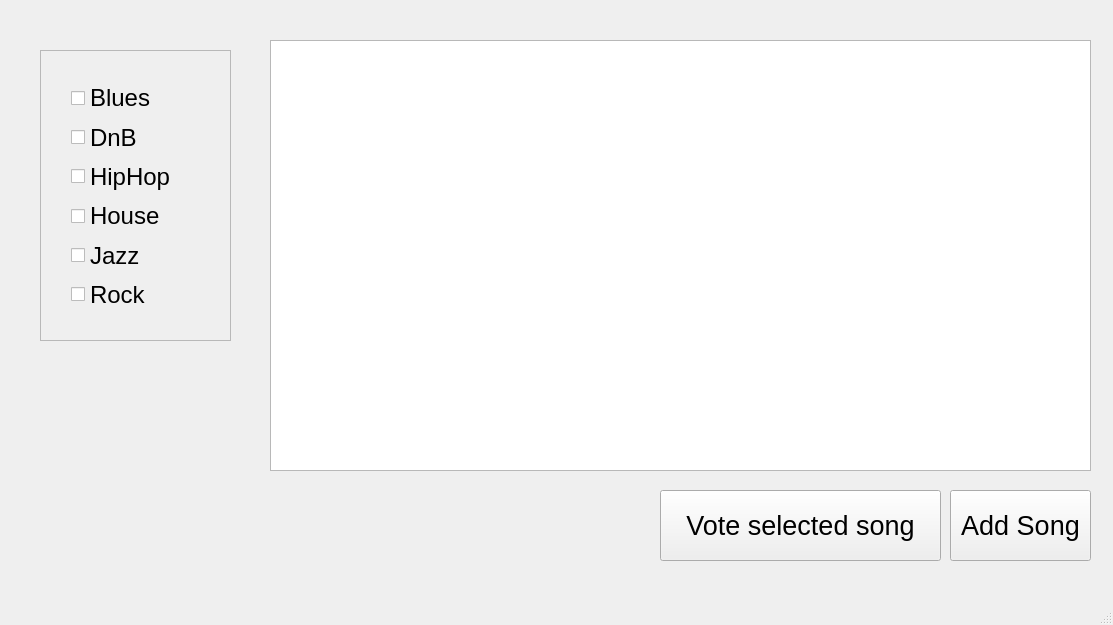
The window that TopMusic/songswindow.ui (raresChelariu/TopMusic) describes before a commit, drawn with Qt 5.
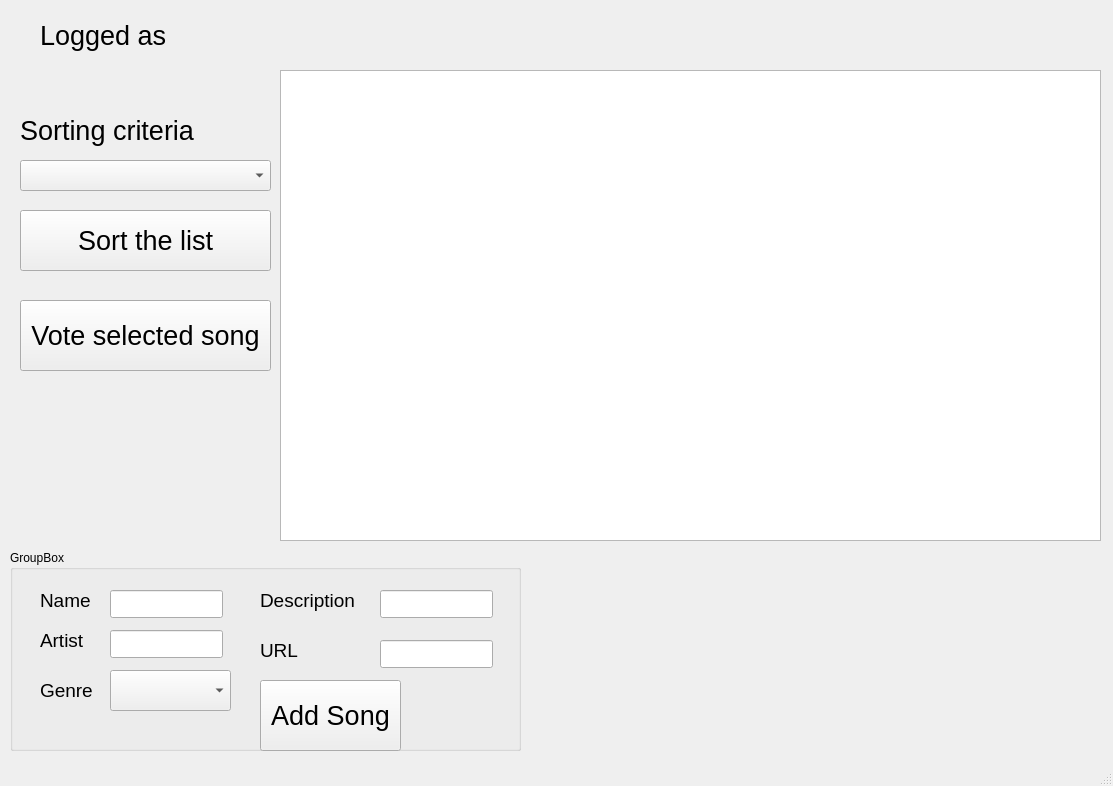
The same window after the commit.

```diff
--- a/TopMusic/songswindow.ui
+++ b/TopMusic/songswindow.ui
@@ -7,7 +7,7 @@
     <x>0</x>
     <y>0</y>
     <width>1113</width>
-    <height>625</height>
+    <height>786</height>
    </rect>
   </property>
   <property name="windowTitle">
@@ -17,37 +17,19 @@
    <widget class="QTableWidget" name="tableSongs">
     <property name="geometry">
      <rect>
-      <x>270</x>
-      <y>40</y>
+      <x>280</x>
+      <y>70</y>
       <width>821</width>
-      <height>431</height>
+      <height>471</height>
      </rect>
     </property>
    </widget>
-   <widget class="QPushButton" name="btnAddSong">
-    <property name="geometry">
-     <rect>
-      <x>950</x>
-      <y>490</y>
-      <width>141</width>
-      <height>71</height>
-     </rect>
-    </property>
-    <property name="font">
-     <font>
-      <pointsize>20</pointsize>
-     </font>
-    </property>
-    <property name="text">
-     <string>Add Song</string>
-    </property>
-   </widget>
    <widget class="QPushButton" name="btnVote">
     <property name="geometry">
      <rect>
-      <x>660</x>
-      <y>490</y>
-      <width>281</width>
+      <x>20</x>
+      <y>300</y>
+      <width>251</width>
       <height>71</height>
      </rect>
     </property>
@@ -60,112 +42,240 @@
      <string>Vote selected song</string>
     </property>
    </widget>
-   <widget class="QScrollArea" name="scrollArea">
+   <widget class="QGroupBox" name="groupBox">
+    <property name="geometry">
+     <rect>
+      <x>10</x>
+      <y>550</y>
+      <width>511</width>
+      <height>201</height>
+     </rect>
+    </property>
+    <property name="title">
+     <string>GroupBox</string>
+    </property>
+    <widget class="QPushButton" name="btnAddSong">
+     <property name="geometry">
+      <rect>
+       <x>250</x>
+       <y>130</y>
+       <width>141</width>
+       <height>71</height>
+      </rect>
+     </property>
+     <property name="font">
+      <font>
+       <pointsize>20</pointsize>
+      </font>
+     </property>
+     <property name="text">
+      <string>Add Song</string>
+     </property>
+    </widget>
+    <widget class="QLabel" name="label">
+     <property name="geometry">
+      <rect>
+       <x>30</x>
+       <y>30</y>
+       <width>91</width>
+       <height>41</height>
+      </rect>
+     </property>
+     <property name="font">
+      <font>
+       <pointsize>14</pointsize>
+      </font>
+     </property>
+     <property name="text">
+      <string>Name</string>
+     </property>
+    </widget>
+    <widget class="QLineEdit" name="leName">
+     <property name="geometry">
+      <rect>
+       <x>100</x>
+       <y>40</y>
+       <width>113</width>
+       <height>28</height>
+      </rect>
+     </property>
+    </widget>
+    <widget class="QLineEdit" name="leArtist">
+     <property name="geometry">
+      <rect>
+       <x>100</x>
+       <y>80</y>
+       <width>113</width>
+       <height>28</height>
+      </rect>
+     </property>
+    </widget>
+    <widget class="QLabel" name="label_2">
+     <property name="geometry">
+      <rect>
+       <x>30</x>
+       <y>70</y>
+       <width>91</width>
+       <height>41</height>
+      </rect>
+     </property>
+     <property name="font">
+      <font>
+       <pointsize>14</pointsize>
+      </font>
+     </property>
+     <property name="text">
+      <string>Artist</string>
+     </property>
+    </widget>
+    <widget class="QLabel" name="label_3">
+     <property name="geometry">
+      <rect>
+       <x>30</x>
+       <y>120</y>
+       <width>91</width>
+       <height>41</height>
+      </rect>
+     </property>
+     <property name="font">
+      <font>
+       <pointsize>14</pointsize>
+      </font>
+     </property>
+     <property name="text">
+      <string>Genre</string>
+     </property>
+    </widget>
+    <widget class="QLabel" name="label_4">
+     <property name="geometry">
+      <rect>
+       <x>250</x>
+       <y>30</y>
+       <width>111</width>
+       <height>41</height>
+      </rect>
+     </property>
+     <property name="font">
+      <font>
+       <pointsize>14</pointsize>
+      </font>
+     </property>
+     <property name="text">
+      <string>Description</string>
+     </property>
+    </widget>
+    <widget class="QLineEdit" name="leDescription">
+     <property name="geometry">
+      <rect>
+       <x>370</x>
+       <y>40</y>
+       <width>113</width>
+       <height>28</height>
+      </rect>
+     </property>
+    </widget>
+    <widget class="QLabel" name="label_5">
+     <property name="geometry">
+      <rect>
+       <x>250</x>
+       <y>80</y>
+       <width>111</width>
+       <height>41</height>
+      </rect>
+     </property>
+     <property name="font">
+      <font>
+       <pointsize>14</pointsize>
+      </font>
+     </property>
+     <property name="text">
+      <string>URL</string>
+     </property>
+    </widget>
+    <widget class="QLineEdit" name="leURL">
+     <property name="geometry">
+      <rect>
+       <x>370</x>
+       <y>90</y>
+       <width>113</width>
+       <height>28</height>
+      </rect>
+     </property>
+    </widget>
+    <widget class="QComboBox" name="comboBoxGenre">
+     <property name="geometry">
+      <rect>
+       <x>100</x>
+       <y>120</y>
+       <width>121</width>
+       <height>41</height>
+      </rect>
+     </property>
+    </widget>
+   </widget>
+   <widget class="QLabel" name="labelUserLogged">
     <property name="geometry">
      <rect>
       <x>40</x>
-      <y>50</y>
-      <width>191</width>
-      <height>291</height>
+      <y>10</y>
+      <width>371</width>
+      <height>51</height>
      </rect>
     </property>
-    <property name="widgetResizable">
-     <bool>true</bool>
+    <property name="font">
+     <font>
+      <pointsize>20</pointsize>
+     </font>
     </property>
-    <widget class="QWidget" name="scrollAreaWidgetContents">
-     <property name="geometry">
-      <rect>
-       <x>0</x>
-       <y>0</y>
-       <width>189</width>
-       <height>289</height>
-      </rect>
-     </property>
-     <widget class="QWidget" name="layoutWidget">
-      <property name="geometry">
-       <rect>
-        <x>30</x>
-        <y>30</y>
-        <width>114</width>
-        <height>230</height>
-       </rect>
-      </property>
-      <layout class="QVBoxLayout" name="verticalLayout">
-       <item>
-        <widget class="QCheckBox" name="cbBlues">
-         <property name="font">
-          <font>
-           <pointsize>18</pointsize>
-          </font>
-         </property>
-         <property name="text">
-          <string>Blues</string>
-         </property>
-        </widget>
-       </item>
-       <item>
-        <widget class="QCheckBox" name="cbDnB">
-         <property name="font">
-          <font>
-           <pointsize>18</pointsize>
-          </font>
-         </property>
-         <property name="text">
-          <string>DnB</string>
-         </property>
-        </widget>
-       </item>
-       <item>
-        <widget class="QCheckBox" name="cbHipHop">
-         <property name="font">
-          <font>
-           <pointsize>18</pointsize>
-          </font>
-         </property>
-         <property name="text">
-          <string>HipHop</string>
-         </property>
-        </widget>
-       </item>
-       <item>
-        <widget class="QCheckBox" name="cbHouse">
-         <property name="font">
-          <font>
-           <pointsize>18</pointsize>
-          </font>
-         </property>
-         <property name="text">
-          <string>House</string>
-         </property>
-        </widget>
-       </item>
-       <item>
-        <widget class="QCheckBox" name="cbJazz">
-         <property name="font">
-          <font>
-           <pointsize>18</pointsize>
-          </font>
-         </property>
-         <property name="text">
-          <string>Jazz</string>
-         </property>
-        </widget>
-       </item>
-       <item>
-        <widget class="QCheckBox" name="cbRock">
-         <property name="font">
-          <font>
-           <pointsize>18</pointsize>
-          </font>
-         </property>
-         <property name="text">
-          <string>Rock</string>
-         </property>
-        </widget>
-       </item>
-      </layout>
-     </widget>
-    </widget>
+    <property name="text">
+     <string>Logged as </string>
+    </property>
+   </widget>
+   <widget class="QLabel" name="labelSortBy">
+    <property name="geometry">
+     <rect>
+      <x>20</x>
+      <y>100</y>
+      <width>231</width>
+      <height>61</height>
+     </rect>
+    </property>
+    <property name="font">
+     <font>
+      <pointsize>20</pointsize>
+     </font>
+    </property>
+    <property name="text">
+     <string>Sorting criteria</string>
+    </property>
+   </widget>
+   <widget class="QComboBox" name="comboBoxSort">
+    <property name="geometry">
+     <rect>
+      <x>20</x>
+      <y>160</y>
+      <width>251</width>
+      <height>31</height>
+     </rect>
+    </property>
+   </widget>
+   <widget class="QPushButton" name="btnSortList">
+    <property name="geometry">
+     <rect>
+      <x>20</x>
+      <y>210</y>
+      <width>251</width>
+      <height>61</height>
+     </rect>
+    </property>
+    <property name="font">
+     <font>
+      <pointsize>20</pointsize>
+     </font>
+    </property>
+    <property name="text">
+     <string>Sort the list</string>
+    </property>
    </widget>
   </widget>
   <widget class="QMenuBar" name="menubar">
```
